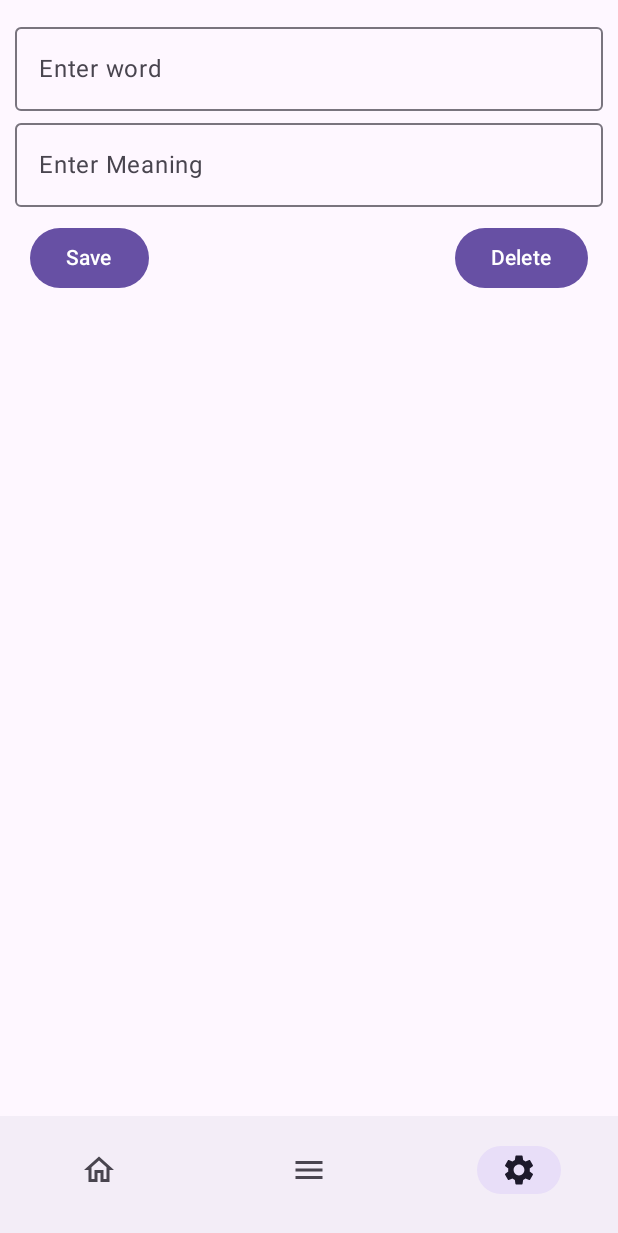
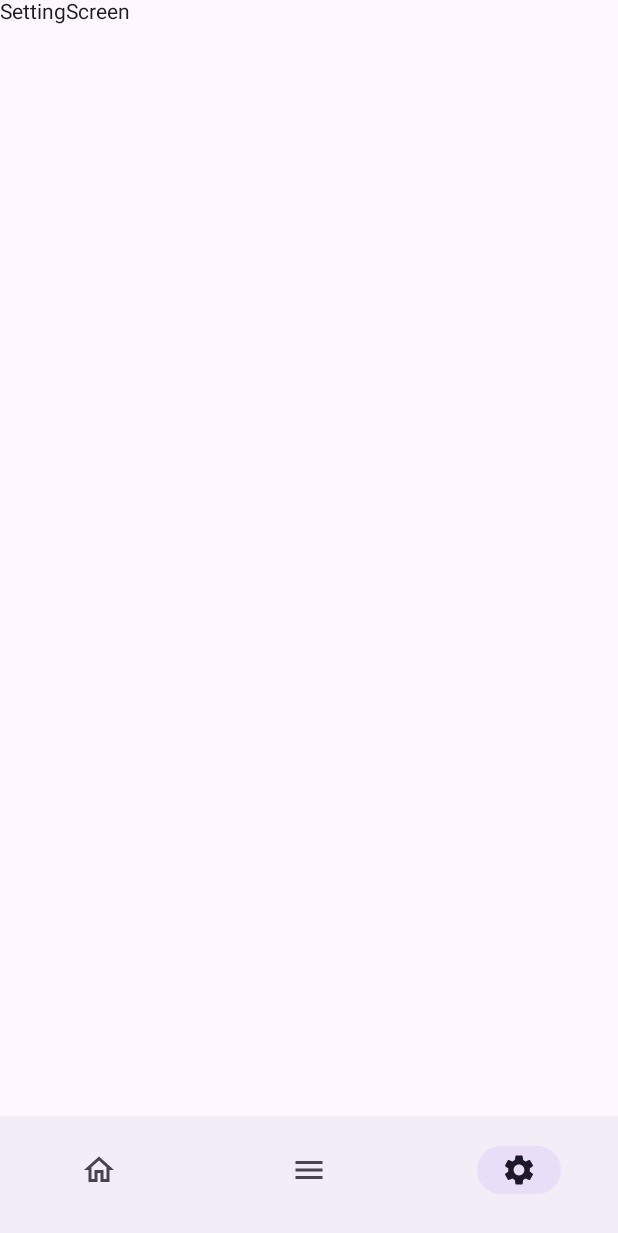
Before and after one commit to ashutosh1234ojha/WordsBook, an Android app built with Jetpack Compose: the screen it shows after launch (MainActivity), item 3 of the bottom bar chosen, on a phone screen of 412 x 824 dp. Shown: the top 1233 px of the screen. Run offline under Robolectric (Android 15) with nearby library versions, the phone set to English and light mode, and no system bars; our stand-ins replace Dagger/Hilt's generated code, Room's generated code.

Commit message:
bottom menu added

```diff
--- a/app/src/main/java/com/example/mywordsbook/HomeScreen.kt
+++ b/app/src/main/java/com/example/mywordsbook/HomeScreen.kt
@@ -76,6 +76,13 @@ fun HomeScreen(
                             .height(24.dp)
                     )
                 }
+                IconButton(onClick = {
+                    homeViewModel._setSelectedWord(null)
+                    navController.navigate("AddWordScreen")
+                }) {
+                    Icon(Icons.Filled.Add, "Floating action button.")
+
+                }
             }
         )
         LazyColumn(modifier = Modifier.weight(1f)) {
@@ -89,20 +96,20 @@ fun HomeScreen(
             }
         }
 
-        Box(
-            modifier = Modifier.fillMaxWidth(),
-            Alignment.BottomEnd
-        ) {
-            FloatingActionButton(
-                onClick = {
-                    homeViewModel._setSelectedWord(null)
-                    navController.navigate("AddWordScreen")
-
-                },
-            ) {
-                Icon(Icons.Filled.Add, "Floating action button.")
-            }
-        }
+//        Box(
+//            modifier = Modifier.fillMaxWidth(),
+//            Alignment.BottomEnd
+//        ) {
+//            FloatingActionButton(
+//                onClick = {
+//                    homeViewModel._setSelectedWord(null)
+//                    navController.navigate("AddWordScreen")
+//
+//                },
+//            ) {
+//                Icon(Icons.Filled.Add, "Floating action button.")
+//            }
+//        }
 
     }
 }
--- a/app/src/main/java/com/example/mywordsbook/MainActivity.kt
+++ b/app/src/main/java/com/example/mywordsbook/MainActivity.kt
@@ -53,22 +53,22 @@ class MainActivity : ComponentActivity() {
             val list =
                 listOf(
                     BottomNavigationItem(
-                        "HomeScreen",
+                        "Home",
                         Icons.Filled.Home,
                         Icons.Outlined.Home,
                         "HomeScreen"
                     ),
                     BottomNavigationItem(
-                        "AddWordScreen",
+                        "Quiz",
                         Icons.Filled.Menu,
                         Icons.Outlined.Menu,
-                        "AddWordScreen"
+                        "QuizScreen"
                     ),
                     BottomNavigationItem(
                         "Setting",
                         Icons.Filled.Settings,
                         Icons.Outlined.Settings,
-                        "Setting"
+                        "SettingScreen"
                     )
                 )
             var selectedItemIndex by rememberSaveable {
@@ -123,10 +123,17 @@ private fun Host(commonViewModel: CommonViewModel, navController: NavHostControl
         }
 
         composable(
-            "AddWordScreen"
+            "QuizScreen"
         ) {
-            AddWordScreen(navController, commonViewModel)
+            QuizScreen(navController, commonViewModel)
         }
+
+        composable(
+            "SettingScreen"
+        ) {
+            SettingScreen(navController, commonViewModel)
+        }
+
 
     }
 }
--- /dev/null
+++ b/app/src/main/java/com/example/mywordsbook/QuizScreen.kt
@@ -0,0 +1,15 @@
+package com.example.mywordsbook
+
+import androidx.compose.foundation.layout.Column
+import androidx.compose.material3.Text
+import androidx.compose.runtime.Composable
+import androidx.navigation.NavHostController
+
+@Composable
+fun QuizScreen(navController: NavHostController, commonViewModel: CommonViewModel) {
+
+    Column {
+        Text(text = "Quiz")
+    }
+
+}
--- /dev/null
+++ b/app/src/main/java/com/example/mywordsbook/SettingScreen.kt
@@ -0,0 +1,13 @@
+package com.example.mywordsbook
+
+import androidx.compose.foundation.layout.Column
+import androidx.compose.material3.Text
+import androidx.compose.runtime.Composable
+import androidx.navigation.NavHostController
+
+@Composable
+fun SettingScreen(navController: NavHostController, commonViewModel: CommonViewModel) {
+    Column {
+        Text(text = "SettingScreen")
+    }
+}
```
